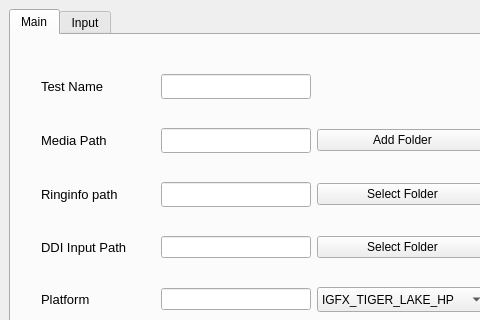
First picture: the form in Client/command_validator_app/ui/mainwindow.ui, repository SJTU-Applemin/AutoULTGen, before the edit; both pictures show x 0 to 480 and y 0 to 320 of the 805 by 554 pixel window.
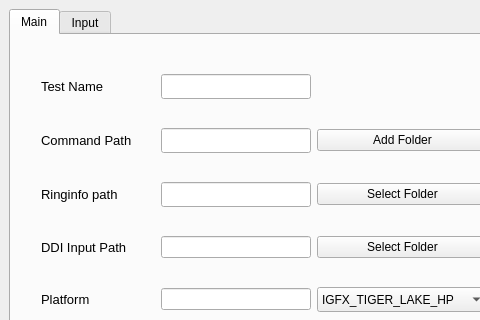
Second picture: the form after the edit. The open tabs and pages were chosen to show the change.

Commit message: Check height and width, autofill frame number when finishing input and ringinfo path

```diff
--- a/Client/command_validator_app/ui/mainwindow.ui
+++ b/Client/command_validator_app/ui/mainwindow.ui
@@ -506,7 +506,7 @@
             </font>
            </property>
            <property name="text">
-            <string>Media Path</string>
+            <string>Command Path</string>
            </property>
           </widget>
          </item>
```
The commit also changes 13 other files.
